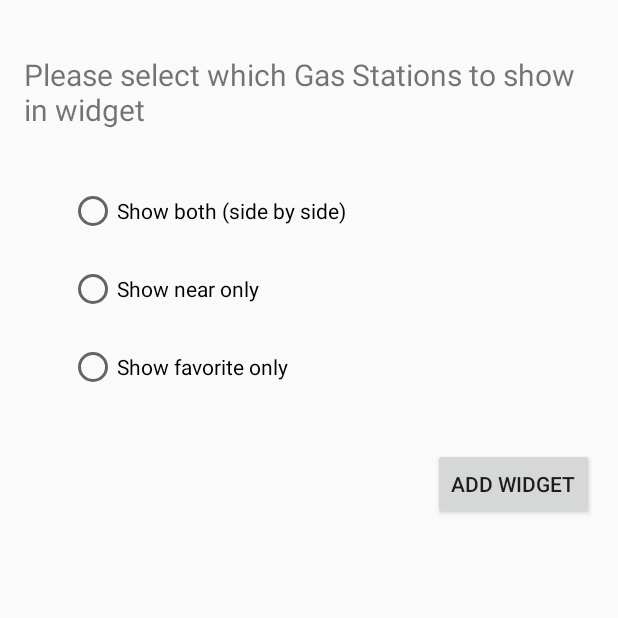
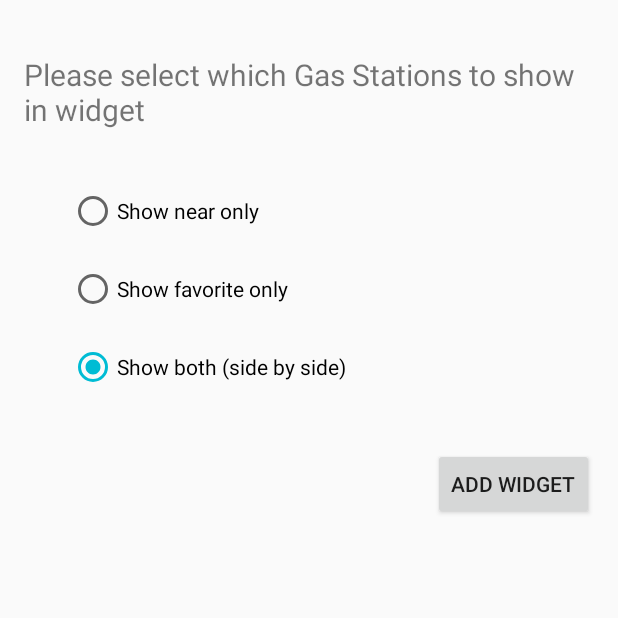
Before and after one commit to FerFig/Where-s-my-Gas, an Android app: the WmgWidgetConfigureActivity screen opened directly, with no data from a screen before it, on a phone screen of 412 x 824 dp, the top half of it. Run offline under Robolectric (Android 15) with nearby library versions, the phone set to English and light mode, and no system bars; our stand-ins replace ButterKnife; 1 statement that could not run was skipped.

Commit message:
Improved Ui.

```diff
--- a/app/src/main/res/layout/wmg_widget_configure.xml
+++ b/app/src/main/res/layout/wmg_widget_configure.xml
@@ -17,13 +17,8 @@
         android:layout_width="wrap_content"
         android:layout_height="wrap_content"
         android:id="@+id/widget_radio_group"
-        android:padding="20dp">
-        <RadioButton
-            android:layout_width="match_parent"
-            android:layout_height="wrap_content"
-            android:id="@+id/widget_selection_both"
-            android:text="@string/widget_option_show_both"
-            android:layout_margin="10dp"/>
+        android:padding="20dp"
+        android:checkedButton="@id/widget_selection_both">
         <RadioButton
             android:layout_width="match_parent"
             android:layout_height="wrap_content"
@@ -36,6 +31,12 @@
             android:id="@+id/widget_selection_favorite_only"
             android:text="@string/widget_option_show_favorite"
             android:layout_margin="10dp"/>
+        <RadioButton
+            android:layout_width="match_parent"
+            android:layout_height="wrap_content"
+            android:id="@+id/widget_selection_both"
+            android:text="@string/widget_option_show_both"
+            android:layout_margin="10dp"/>
     </RadioGroup>
 
     <Button
```
